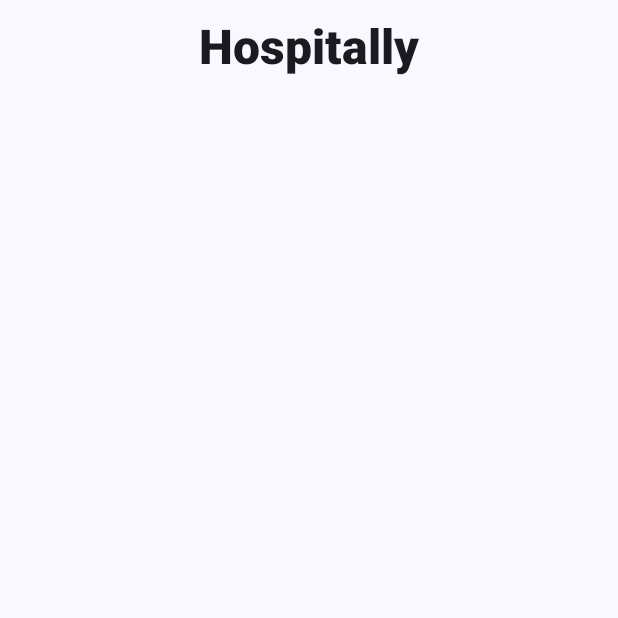
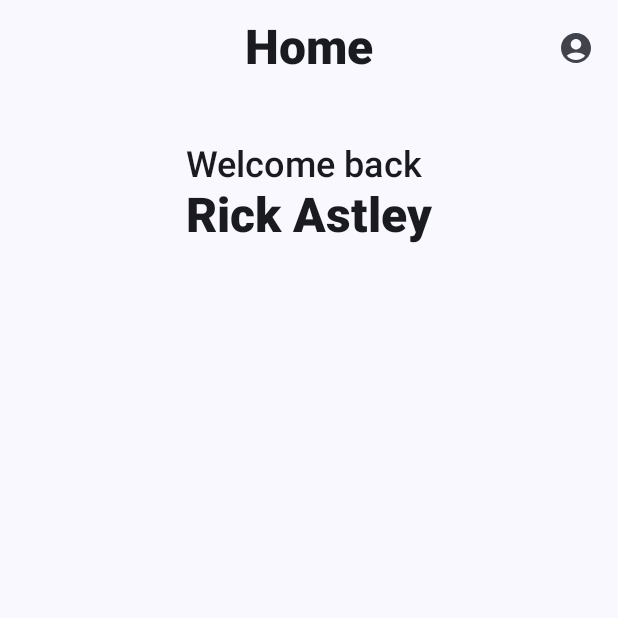
Before and after one commit to BenGeorgeNetto/Hospitally, an Android app built with Jetpack Compose: the screen it shows after launch (MainActivity), on a phone screen of 412 x 824 dp, the top half of it. Run offline under Robolectric (Android 15) with nearby library versions, the phone set to English and light mode, and no system bars; our stand-ins replace Firebase (no records; nobody signed in at launch, a user with empty details on screens opened directly); libraries missing offline, so code that uses them is left out: com.example.compose.

Commit message:
Add bar elements and nav package

```diff
--- a/app/build.gradle.kts
+++ b/app/build.gradle.kts
@@ -55,6 +55,7 @@ dependencies {
     implementation("androidx.core:core-ktx:1.9.0")
     implementation("androidx.lifecycle:lifecycle-runtime-ktx:2.6.1")
     implementation("androidx.activity:activity-compose:1.7.0")
+    implementation("androidx.navigation:navigation-compose:2.6.0")
     implementation(platform("androidx.compose:compose-bom:2023.03.00"))
     implementation("androidx.compose.ui:ui")
     implementation("androidx.compose.ui:ui-graphics")
--- a/app/src/main/java/com/example/hospitally/MainActivity.kt
+++ b/app/src/main/java/com/example/hospitally/MainActivity.kt
@@ -17,6 +17,7 @@ import com.google.firebase.ktx.Firebase
 
 class MainActivity : ComponentActivity() {
     val db = Firebase.firestore
+    val navController = rememberNavController()
     override fun onCreate(savedInstanceState: Bundle?) {
         super.onCreate(savedInstanceState)
         setContent {
--- a/app/src/main/java/com/example/hospitally/ui/screens/HomeScreen.kt
+++ b/app/src/main/java/com/example/hospitally/ui/screens/HomeScreen.kt
@@ -7,37 +7,56 @@ import androidx.compose.foundation.layout.Arrangement
 import androidx.compose.foundation.layout.Column
 import androidx.compose.foundation.layout.fillMaxWidth
 import androidx.compose.foundation.layout.padding
+import androidx.compose.material.icons.Icons
+import androidx.compose.material.icons.filled.AccountCircle
 import androidx.compose.material3.CenterAlignedTopAppBar
+import androidx.compose.material3.DrawerValue
 import androidx.compose.material3.ExperimentalMaterial3Api
+import androidx.compose.material3.Icon
+import androidx.compose.material3.IconButton
 import androidx.compose.material3.MaterialTheme
 import androidx.compose.material3.Scaffold
 import androidx.compose.material3.Surface
 import androidx.compose.material3.Text
+import androidx.compose.material3.rememberDrawerState
 import androidx.compose.runtime.Composable
+import androidx.compose.runtime.rememberCoroutineScope
 import androidx.compose.ui.Alignment
 import androidx.compose.ui.Modifier
 import androidx.compose.ui.text.font.FontWeight
+import androidx.compose.ui.text.style.TextAlign
 import androidx.compose.ui.tooling.preview.Preview
 import androidx.compose.ui.unit.dp
 import com.example.hospitally.ui.theme.AppTheme
 
 @Composable
-fun HomeScreen() {
-    Scaffold(
-        topBar = {
-            CenterAlignedTopAppBar(
-                title = {
+fun HomeScreen(
+
+) {
+    val scope = rememberCoroutineScope()
+    val drawerState = rememberDrawerState(initialValue = DrawerValue.Closed)
+    val name = "Rick Astley"
+    Scaffold(topBar = {
+        CenterAlignedTopAppBar(title = {
             Text(
-                        "Hospitally",
+                "Home",
                 style = MaterialTheme.typography.headlineLarge.copy(
                     fontWeight = FontWeight.Black,
                 ),
                 modifier = Modifier.padding(8.dp),
             )
+        }, actions = {
+            IconButton(
+                onClick = {
+                    // TODO: Navigate to the details screen
                 },
+            ) {
+                Icon(
+                    Icons.Filled.AccountCircle, contentDescription = null
                 )
             }
-    ) {
+        })
+    }) {
         Surface(
             modifier = Modifier.padding(it)
         ) {
@@ -49,18 +68,31 @@ fun HomeScreen() {
                 verticalArrangement = Arrangement.Center
             ) {
 
+                Column(
+                    modifier = Modifier.padding(16.dp)
+                ) {
+                    Text(
+                        "Welcome back",
+                        style = MaterialTheme.typography.headlineSmall,
+                        modifier = Modifier,
+                        textAlign = TextAlign.Left
+                    )
+                    Text(
+                        name, style = MaterialTheme.typography.headlineLarge.copy(
+                            fontWeight = FontWeight.Black
+                        ), modifier = Modifier, textAlign = TextAlign.Left
+                    )
+                }
             }
         }
     }
 }
 
 @Preview(
-    uiMode = Configuration.UI_MODE_NIGHT_YES,
-    name = "DefaultPreviewDark"
+    uiMode = Configuration.UI_MODE_NIGHT_YES, name = "DefaultPreviewDark"
 )
 @Preview(
-    uiMode = Configuration.UI_MODE_NIGHT_NO,
-    name = "DefaultPreviewLight"
+    uiMode = Configuration.UI_MODE_NIGHT_NO, name = "DefaultPreviewLight"
 )
 @Composable
 fun HomeScreenPreview() {
```
Also changed, not shown: app/src/main/java/com/example/hospitally/ui/components/BottomBar.kt (added, +8 -0 lines), app/src/main/java/com/example/hospitally/ui/components/TopBar.kt (added, +29 -0 lines). Lines whose indentation alone changed are shown as unchanged.
